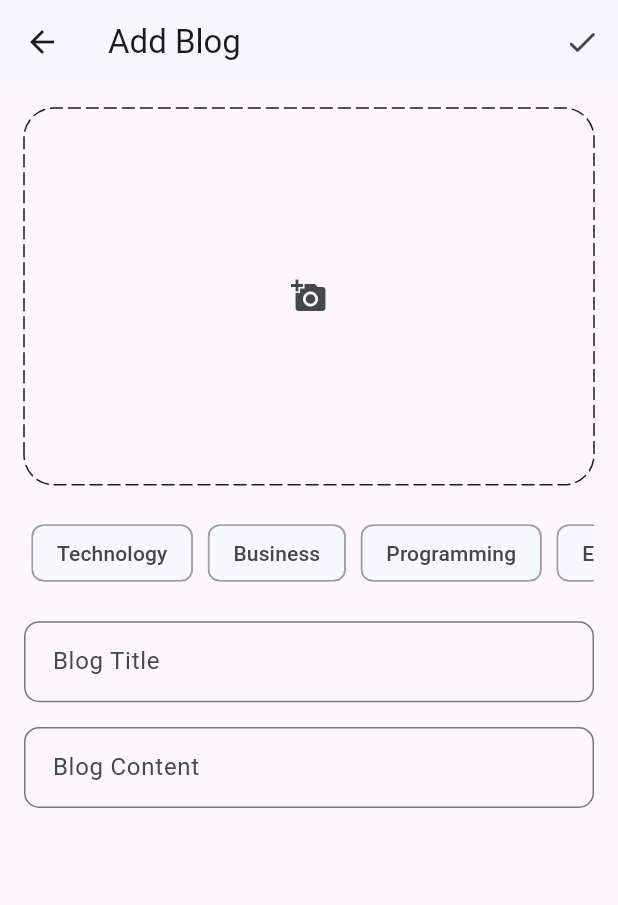
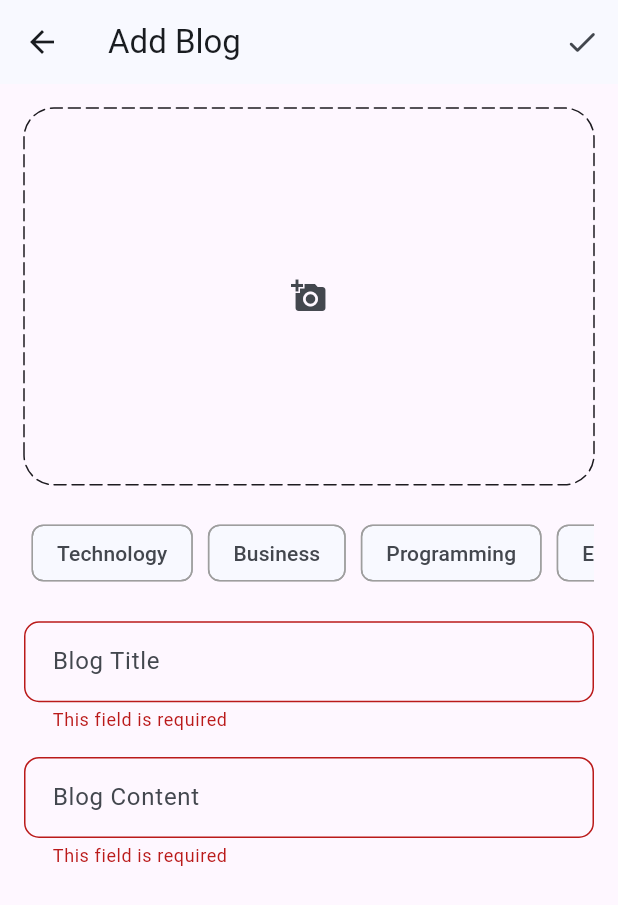
Before and after one commit to DarpanNeve/flutter_clean_code, a Flutter app: the AddBlogPage screen opened by its route, after a tap on the "done" icon, on a phone screen of 412 x 824 dp. Shown: the top 905 px of the screen. Run offline on Flutter 3.47's test engine with Material 3 defaults, Android fonts, the phone set to English and light mode, and no system bars; drawn by our look-alikes of dotted_border; our stand-ins replace flutter_bloc, flutter_dotenv, fpdart, get_it, image_picker and 1 more; missing offline and left inert: dart:ffi; accounts and stored records are empty.

Commit message:
clean code updated blog function updated

```diff
--- a/lib/core/util/pick_image.dart
+++ b/lib/core/util/pick_image.dart
@@ -4,7 +4,8 @@ import 'package:image_picker/image_picker.dart';
 
 Future<File?> pickImage() async {
   try {
-    final xFile = await ImagePicker().pickImage(source: ImageSource.gallery);
+    final xFile = await ImagePicker()
+        .pickImage(source: ImageSource.gallery, imageQuality: 80);
     if (xFile != null) {
       return File(xFile.path);
     }
--- a/lib/features/blog/data/models/blog_model.dart
+++ b/lib/features/blog/data/models/blog_model.dart
@@ -11,6 +11,7 @@ class BlogModel extends Blog {
     required super.imageUrl,
     required super.topics,
     required super.updatedAt,
+    super.posterName,
   });
 
   Map<String, dynamic> toJson() {
@@ -47,6 +48,7 @@ class BlogModel extends Blog {
     String? imageUrl,
     List<String>? topics,
     DateTime? updatedAt,
+    String? posterName,
   }) {
     return BlogModel(
       id: id ?? this.id,
@@ -56,6 +58,7 @@ class BlogModel extends Blog {
       imageUrl: imageUrl ?? this.imageUrl,
       topics: topics ?? this.topics,
       updatedAt: updatedAt ?? this.updatedAt,
+      posterName: posterName ?? this.posterName,
     );
   }
 }
--- a/lib/features/blog/domain/entities/blog.dart
+++ b/lib/features/blog/domain/entities/blog.dart
@@ -6,13 +6,16 @@ class Blog {
   final String imageUrl;
   final List<String> topics;
   final DateTime updatedAt;
+  final String? posterName;
 
-  Blog(
-      {required this.id,
-      required this.posterId,
-      required this.title,
-      required this.content,
-      required this.imageUrl,
-      required this.topics,
-      required this.updatedAt});
+  Blog({
+    required this.id,
+    required this.posterId,
+    required this.title,
+    required this.content,
+    required this.imageUrl,
+    required this.topics,
+    required this.updatedAt,
+    this.posterName,
+  });
 }
--- a/lib/features/blog/presentation/pages/add_blog_page.dart
+++ b/lib/features/blog/presentation/pages/add_blog_page.dart
@@ -1,11 +1,14 @@
 import 'dart:io';
 
 import 'package:dotted_border/dotted_border.dart';
-import 'package:flutter/cupertino.dart';
 import 'package:flutter/material.dart';
-import 'package:flutter/widgets.dart';
+import 'package:flutter_bloc/flutter_bloc.dart';
+import 'package:flutter_clean_code/core/common/cubits/app_user/app_user_cubit.dart';
+import 'package:flutter_clean_code/core/common/widgets/loader.dart';
 import 'package:flutter_clean_code/core/util/pick_image.dart';
 import 'package:flutter_clean_code/features/blog/presentation/widgets/blog_editor.dart';
+
+import '../bloc/blog_bloc.dart';
 
 class AddBlogPage extends StatefulWidget {
   const AddBlogPage({super.key});
@@ -15,6 +18,7 @@ class AddBlogPage extends StatefulWidget {
 }
 
 class _AddBlogPageState extends State<AddBlogPage> {
+  final _formKey = GlobalKey<FormState>();
   final titleController = TextEditingController();
   final contentController = TextEditingController();
   List<String> selectedTopics = [];
@@ -25,6 +29,23 @@ class _AddBlogPageState extends State<AddBlogPage> {
     if (pickedFile != null) {
       image = File(pickedFile.path);
       setState(() {});
+    }
+  }
+
+  void uploadBlog() {
+    if (_formKey.currentState!.validate() &&
+        selectedTopics.isNotEmpty &&
+        image != null) {
+      final posterId =
+          (context.read<AppUserCubit>().state as AppUserLoggedIn).user.id;
+      // upload blog
+      context.read<BlogBloc>().add(BlogUploadEvent(
+            image: image!,
+            title: titleController.text.trim(),
+            content: contentController.text.trim(),
+            posterId: posterId,
+            topics: selectedTopics,
+          ));
     }
   }
 
@@ -43,14 +64,33 @@ class _AddBlogPageState extends State<AddBlogPage> {
         title: const Text('Add Blog'),
         actions: [
           IconButton(
-            onPressed: () {},
+            onPressed: () {
+              uploadBlog();
+            },
             icon: const Icon(Icons.done_rounded),
           )
         ],
       ),
-      body: SingleChildScrollView(
+      body: BlocConsumer<BlogBloc, BlogState>(
+        listener: (context, state) {
+          if (state is BlogFailure) {
+            ScaffoldMessenger.of(context)
+                .showSnackBar(SnackBar(content: Text(state.error)));
+          }
+          if (state is BlogSuccess) {
+            Navigator.pop(context);
+          }
+          // TODO: implement listener
+        },
+        builder: (context, state) {
+          if (state is BlogLoading) {
+            return const Loader();
+          }
+          return SingleChildScrollView(
             child: Padding(
               padding: const EdgeInsets.all(16.0),
+              child: Form(
+                key: _formKey,
                 child: Column(
                   children: [
                     GestureDetector(
@@ -111,9 +151,13 @@ class _AddBlogPageState extends State<AddBlogPage> {
                                     child: Chip(
                                       color: selectedTopics.contains(e)
                                           ? MaterialStatePropertyAll(
-                                        Theme.of(context).colorScheme.primary)
+                                              Theme.of(context)
+                                                  .colorScheme
+                                                  .primary)
                                           : MaterialStatePropertyAll(
-                                        Theme.of(context).colorScheme.surface),
+                                              Theme.of(context)
+                                                  .colorScheme
+                                                  .surface),
                                       label: Text(e),
                                       side: selectedTopics.contains(e)
                                           ? null
@@ -129,16 +173,21 @@ class _AddBlogPageState extends State<AddBlogPage> {
                     SizedBox(
                       height: MediaQuery.of(context).size.height * 0.02,
                     ),
-              BlogEditor(hintText: "Blog Title", controller: titleController),
+                    BlogEditor(
+                        hintText: "Blog Title", controller: titleController),
                     SizedBox(
                       height: MediaQuery.of(context).size.height * 0.02,
                     ),
                     BlogEditor(
-                  hintText: "Blog Content", controller: contentController),
+                        hintText: "Blog Content",
+                        controller: contentController),
                   ],
                 ),
               ),
             ),
           );
+        },
+      ),
+    );
   }
 }
--- a/lib/features/blog/presentation/widgets/blog_editor.dart
+++ b/lib/features/blog/presentation/widgets/blog_editor.dart
@@ -22,6 +22,12 @@ class BlogEditor extends StatelessWidget {
         ),
         contentPadding: const EdgeInsets.all(15),
       ),
+      validator: (value) {
+        if (value!.trim().isEmpty) {
+          return 'This field is required';
+        }
+        return null;
+      },
     );
   }
 }
--- a/lib/main.dart
+++ b/lib/main.dart
@@ -3,6 +3,7 @@ import 'package:flutter_bloc/flutter_bloc.dart';
 import 'package:flutter_clean_code/core/common/cubits/app_user/app_user_cubit.dart';
 import 'package:flutter_clean_code/core/routes.dart';
 import 'package:flutter_clean_code/features/auth/presentation/pages/login_page.dart';
+import 'package:flutter_clean_code/features/blog/presentation/bloc/blog_bloc.dart';
 import 'package:flutter_clean_code/features/blog/presentation/pages/blog_page.dart';
 import 'package:flutter_clean_code/init_dependencies.dart';
 import 'package:flutter_dotenv/flutter_dotenv.dart';
@@ -21,6 +22,9 @@ void main() async {
       ),
       BlocProvider(
         create: (context) => serviceLocator<AuthBloc>(),
+      ),
+      BlocProvider(
+        create: (context) => serviceLocator<BlogBloc>(),
       ),
     ],
     child: const MyApp(),
```
Also changed, not shown: lib/features/blog/data/data_sources/blog_remote_data_source.dart (+16 -0 lines). Lines whose indentation alone changed are shown as unchanged.
